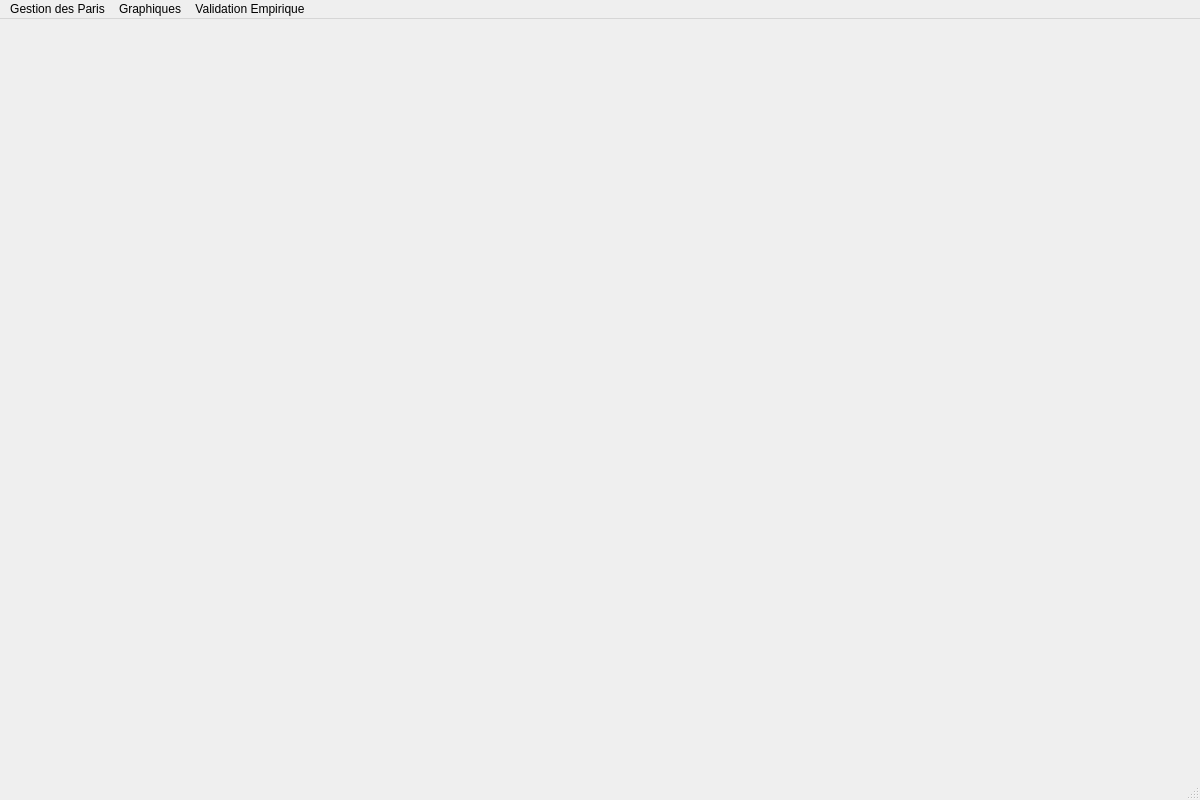
The window that ui_files/ui_mainwindow.ui (Marmoth85/LiveBetManager) describes before a commit, drawn with Qt 5.
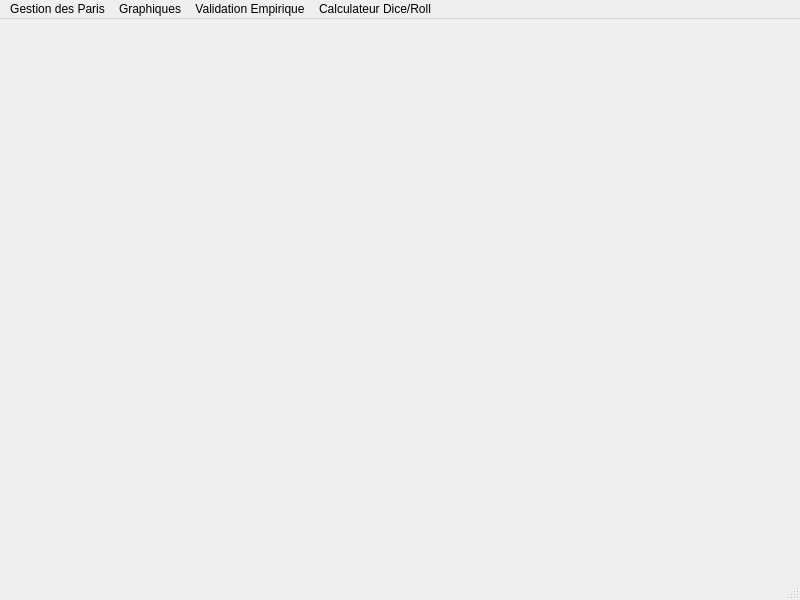
The same window after the commit.

Commit message: Linked class BetTracker to HMI

What changed in the file:
```diff
--- a/ui_files/ui_mainwindow.ui
+++ b/ui_files/ui_mainwindow.ui
@@ -6,8 +6,8 @@
    <rect>
     <x>0</x>
     <y>0</y>
-    <width>1200</width>
-    <height>800</height>
+    <width>800</width>
+    <height>600</height>
    </rect>
   </property>
   <property name="windowTitle">
@@ -19,7 +19,7 @@
     <rect>
      <x>0</x>
      <y>0</y>
-     <width>1200</width>
+     <width>800</width>
      <height>21</height>
     </rect>
    </property>
@@ -48,9 +48,16 @@
      <string>Validation Empirique</string>
     </property>
    </widget>
+   <widget class="QMenu" name="menuCalculateur_Dice_Roll">
+    <property name="title">
+     <string>Calculateur Dice/Roll</string>
+    </property>
+    <addaction name="actionOuvrir_Feuille_de_calcul"/>
+   </widget>
    <addaction name="menuGestion_Paris"/>
    <addaction name="menuGraphiques"/>
    <addaction name="menuValidation_Empirique"/>
+   <addaction name="menuCalculateur_Dice_Roll"/>
   </widget>
   <widget class="QStatusBar" name="statusbar"/>
   <action name="actionNouveau_Paris">
```
Left out of the diff: 14 changed lines with no effect on the pictures. The commit also changes 4 other files.
